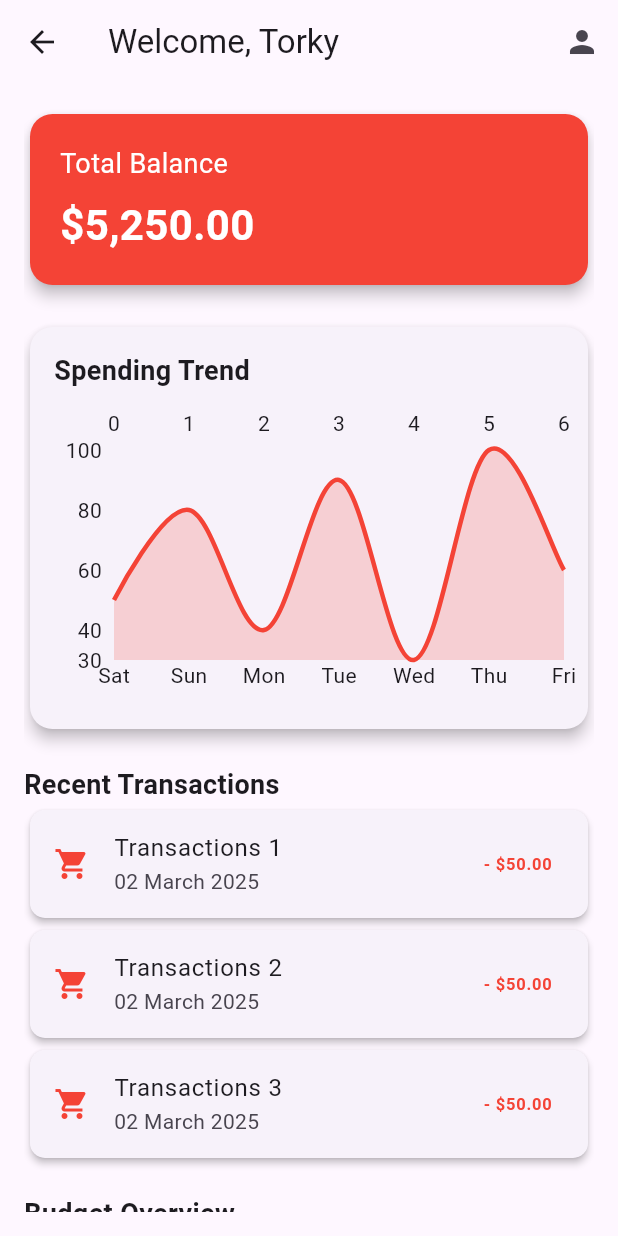
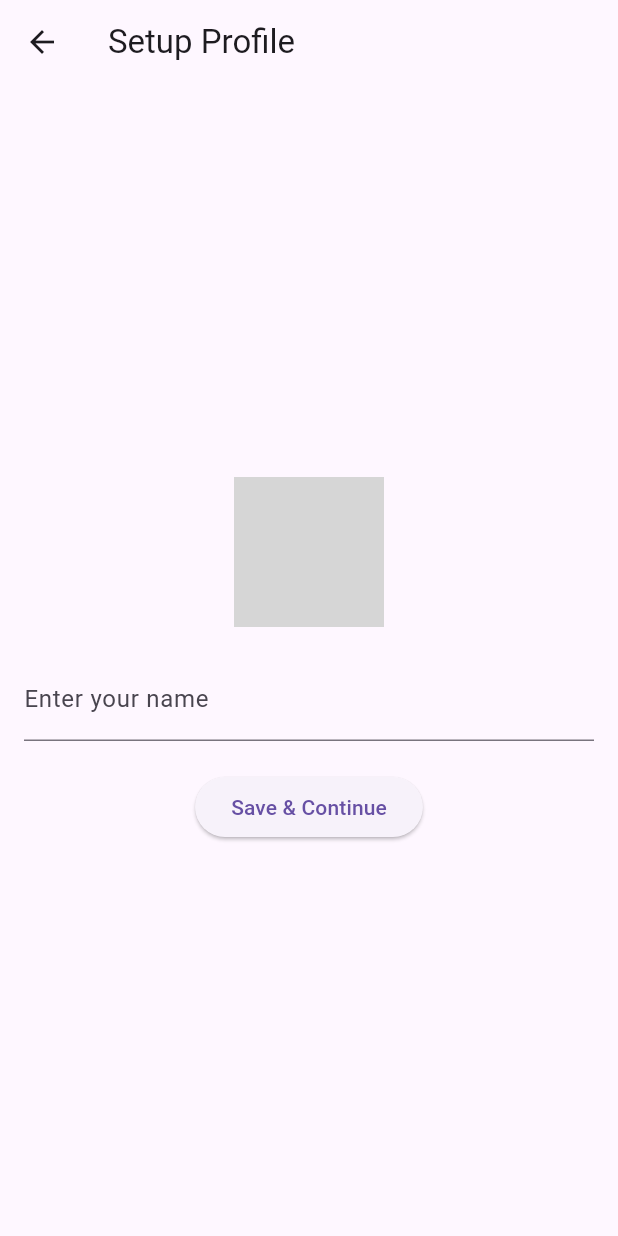
Before and after one commit to MoShehata7920/Personal-Finance---Budgeting-App, a Flutter app: the HomeScreen screen opened directly, after a tap on the "person" icon, on a phone screen of 412 x 824 dp. Run offline on Flutter 3.47's test engine with Material 3 defaults, Android fonts, the phone set to English and light mode, and no system bars; drawn by our look-alikes of fl_chart; our stand-ins replace bloc, equatable, flutter_animate, flutter_bloc, flutter_iconly, image_picker and 1 more; accounts and stored records are empty; grey boxes are pictures that could not be loaded.

Commit message:
show  user data inside app ad created SetUp Screen

```diff
--- /dev/null
+++ b/lib/manager/user/user_cubit.dart
@@ -0,0 +1,41 @@
+import 'package:bloc/bloc.dart';
+import 'package:personal_finance/app/shared_preferences.dart';
+import 'package:personal_finance/models/user_model.dart';
+import 'package:personal_finance/resources/assets_manager.dart';
+import 'package:personal_finance/resources/strings_manager.dart';
+
+class UserCubit extends Cubit<UserModel> {
+  UserCubit()
+      : super(UserModel(name: AppStrings.guest, imagePath: AppImages.appLogo)) {
+    loadUserData();
+  }
+
+  Future<void> loadUserData() async {
+    UserModel? user = await SharedPreferencesHelper.getUserData();
+    emit(user);
+  }
+
+  Future<void> updateUserName(String name) async {
+    UserModel updatedUser = UserModel(name: name, imagePath: state.imagePath);
+    await SharedPreferencesHelper.saveUserData(updatedUser);
+    emit(updatedUser);
+  }
+
+  Future<void> updateUserImage(String imagePath) async {
+    UserModel updatedUser = UserModel(name: state.name, imagePath: imagePath);
+    await SharedPreferencesHelper.saveUserData(updatedUser);
+    emit(updatedUser);
+  }
+
+  Future<void> clearUserData() async {
+    await SharedPreferencesHelper.clearUserData();
+    emit(UserModel(name: "", imagePath: ""));
+  }
+
+  Future<void> checkUserData() async {
+    bool isAvailable = await SharedPreferencesHelper.isUserDataAvailable();
+    if (!isAvailable) {
+      emit(UserModel(name: AppStrings.guest, imagePath: AppImages.appLogo));
+    }
+  }
+}
--- /dev/null
+++ b/lib/models/user_model.dart
@@ -0,0 +1,23 @@
+import 'package:personal_finance/resources/assets_manager.dart';
+import 'package:personal_finance/resources/strings_manager.dart';
+
+class UserModel {
+  final String name;
+  final String imagePath;
+
+  UserModel({required this.name, required this.imagePath});
+
+  Map<String, dynamic> toJson() {
+    return {
+      'name': name,
+      'imagePath': imagePath,
+    };
+  }
+
+  factory UserModel.fromJson(Map<String, dynamic> json) {
+    return UserModel(
+      name: json['name'] ?? AppStrings.guest,
+      imagePath: json['imagePath'] ?? AppImages.appLogo,
+    );
+  }
+}
--- a/lib/resources/icons_manager.dart
+++ b/lib/resources/icons_manager.dart
@@ -12,4 +12,5 @@ class AppIcons {
   static const add = Icons.add;
   static const mode = Icons.dark_mode;
   static const info = Icons.info_outline;
+  static const camera = IconlyBroken.camera;
 }
--- a/lib/resources/routes_manager.dart
+++ b/lib/resources/routes_manager.dart
@@ -1,11 +1,13 @@
 import 'package:flutter/material.dart';
 import 'package:personal_finance/resources/strings_manager.dart';
 import 'package:personal_finance/screens/nav_bar/nav_bar.dart';
+import 'package:personal_finance/screens/set_up/set_up_screen.dart';
 import 'package:personal_finance/screens/splash/splash_screen.dart';
 
 class Routes {
   static const String splashRoute = '/';
   static const String navBarRoute = '/navBarRoute';
+  static const String setUpRoute = '/setUpRoute';
 }
 
 class RouteGenerator {
@@ -16,6 +18,9 @@ class RouteGenerator {
 
       case Routes.navBarRoute:
         return MaterialPageRoute(builder: (context) => const BottomNavBar());
+
+      case Routes.setUpRoute:
+        return MaterialPageRoute(builder: (context) => const SetupScreen());
 
       default:
         return unDefinedRoute();
--- a/lib/resources/strings_manager.dart
+++ b/lib/resources/strings_manager.dart
@@ -15,6 +15,7 @@ class AppStrings {
 
   // Home Screen
   static const String welcome = "Welcome,";
+  static const String guest = "Guest";
   static const String totalBalance = "Total Balance";
   static const String recentTransactions = "Recent Transactions";
   static const String budgetOverview = "Budget Overview";
@@ -36,4 +37,11 @@ class AppStrings {
   static const String darkMode = "Dark Mode";
   static const String aboutApp = "About App";
   static const String logOut = "Logout";
+
+  // SetUp Screen
+  static const String pleaseEnterName = "Please enter your name and select a picture.";
+  static const String failedSAvingDatA = "Failed to save data. Please try again.";
+  static const String setUpProfile = "Setup Profile";
+  static const String enterName = "Enter your name";
+  static const String saveAndContinue = "Save & Continue";
 }
--- a/lib/screens/home/home_screen.dart
+++ b/lib/screens/home/home_screen.dart
@@ -1,7 +1,10 @@
 import 'package:fl_chart/fl_chart.dart';
 import 'package:flutter/material.dart';
+import 'package:flutter_bloc/flutter_bloc.dart';
+import 'package:personal_finance/manager/user/user_cubit.dart';
 
 import 'package:personal_finance/resources/icons_manager.dart';
+import 'package:personal_finance/resources/routes_manager.dart';
 import 'package:personal_finance/resources/strings_manager.dart';
 
 class HomeScreen extends StatelessWidget {
@@ -9,14 +12,16 @@ class HomeScreen extends StatelessWidget {
 
   @override
   Widget build(BuildContext context) {
+    final userCubit = context.watch<UserCubit>();
+
     return Scaffold(
       appBar: AppBar(
-        title: const Text("${AppStrings.welcome} Torky"),
+        title: Text("${AppStrings.welcome} ${userCubit.state.name} "),
         actions: [
           IconButton(
             icon: const Icon(AppIcons.person),
             onPressed: () {
-              //todo: Navigate to profile/settings
+              Navigator.pushNamed(context, Routes.setUpRoute);
             },
           ),
         ],
--- /dev/null
+++ b/lib/screens/set_up/set_up_screen.dart
@@ -0,0 +1,101 @@
+import 'dart:io';
+
+import 'package:flutter/material.dart';
+import 'package:flutter_bloc/flutter_bloc.dart';
+import 'package:image_picker/image_picker.dart';
+
+import 'package:personal_finance/manager/user/user_cubit.dart';
+import 'package:personal_finance/models/user_model.dart';
+import 'package:personal_finance/resources/icons_manager.dart';
+import 'package:personal_finance/resources/routes_manager.dart';
+import 'package:personal_finance/resources/strings_manager.dart';
+
+class SetupScreen extends StatefulWidget {
+  const SetupScreen({super.key});
+
+  @override
+  SetupScreenState createState() => SetupScreenState();
+}
+
+class SetupScreenState extends State<SetupScreen> {
+  final TextEditingController nameController = TextEditingController();
+  File? _image;
+
+  Future<void> pickImage() async {
+    final pickedFile =
+        await ImagePicker().pickImage(source: ImageSource.gallery);
+    if (pickedFile != null) {
+      setState(() {
+        _image = File(pickedFile.path);
+      });
+    }
+  }
+
+  void saveUserData() async {
+    if (nameController.text.isEmpty || _image == null) {
+      ScaffoldMessenger.of(context).showSnackBar(
+        const SnackBar(content: Text(AppStrings.pleaseEnterName)),
+      );
+      return;
+    }
+
+    final userCubit = context.read<UserCubit>();
+
+    try {
+      await userCubit.updateUserName(nameController.text);
+      await userCubit.updateUserImage(_image!.path);
+
+      if (!mounted) return;
+      Navigator.pushReplacementNamed(context, Routes.navBarRoute);
+    } catch (e) {
+      if (!mounted) return;
+      ScaffoldMessenger.of(context).showSnackBar(
+        const SnackBar(content: Text(AppStrings.failedSAvingDatA)),
+      );
+    }
+  }
+
+  @override
+  Widget build(BuildContext context) {
+    return Scaffold(
+      appBar: AppBar(title: const Text(AppStrings.setUpProfile)),
+      body: Padding(
+        padding: const EdgeInsets.all(16.0),
+        child: Column(
+          mainAxisAlignment: MainAxisAlignment.center,
+          children: [
+            BlocBuilder<UserCubit, UserModel>(
+              builder: (context, state) {
+                return GestureDetector(
+                  onTap: pickImage,
+                  child: CircleAvatar(
+                    radius: 50,
+                    backgroundImage: _image != null
+                        ? FileImage(_image!)
+                        : (state.imagePath.isNotEmpty
+                            ? FileImage(File(state.imagePath))
+                            : null),
+                    child: _image == null && state.imagePath.isEmpty
+                        ? const Icon(AppIcons.camera, size: 50)
+                        : null,
+                  ),
+                );
+              },
+            ),
+            const SizedBox(height: 20),
+            TextField(
+              controller: nameController,
+              decoration:
+                  const InputDecoration(labelText: AppStrings.enterName),
+            ),
+            const SizedBox(height: 20),
+            ElevatedButton(
+              onPressed: saveUserData,
+              child: const Text(AppStrings.saveAndContinue),
+            ),
+          ],
+        ),
+      ),
+    );
+  }
+}
--- a/pubspec.yaml
+++ b/pubspec.yaml
@@ -37,6 +37,8 @@ dependencies:
   flutter_animate: ^4.5.2
   flutter_bloc: ^9.1.0
   flutter_iconly: ^1.0.2
+  image_picker: ^1.1.2
+  shared_preferences: ^2.5.2
 
 dev_dependencies:
   flutter_lints: ^4.0.0
```
Also changed, not shown: lib/app/shared_preferences.dart (added, +49 -0 lines), lib/main.dart (+10 -2 lines), lib/screens/settings/settings_screen.dart (+15 -7 lines), lib/screens/splash/splash_screen.dart (+21 -15 lines), assets/images/my_pic.jpg (deleted), pubspec.lock, 9 other files.
